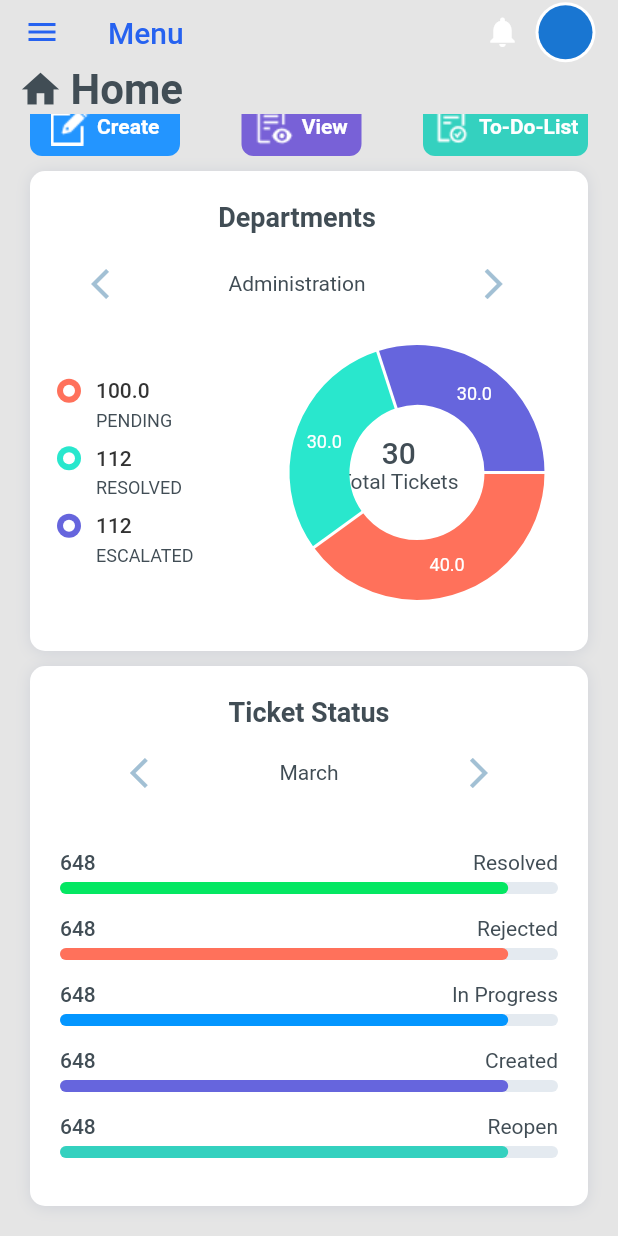
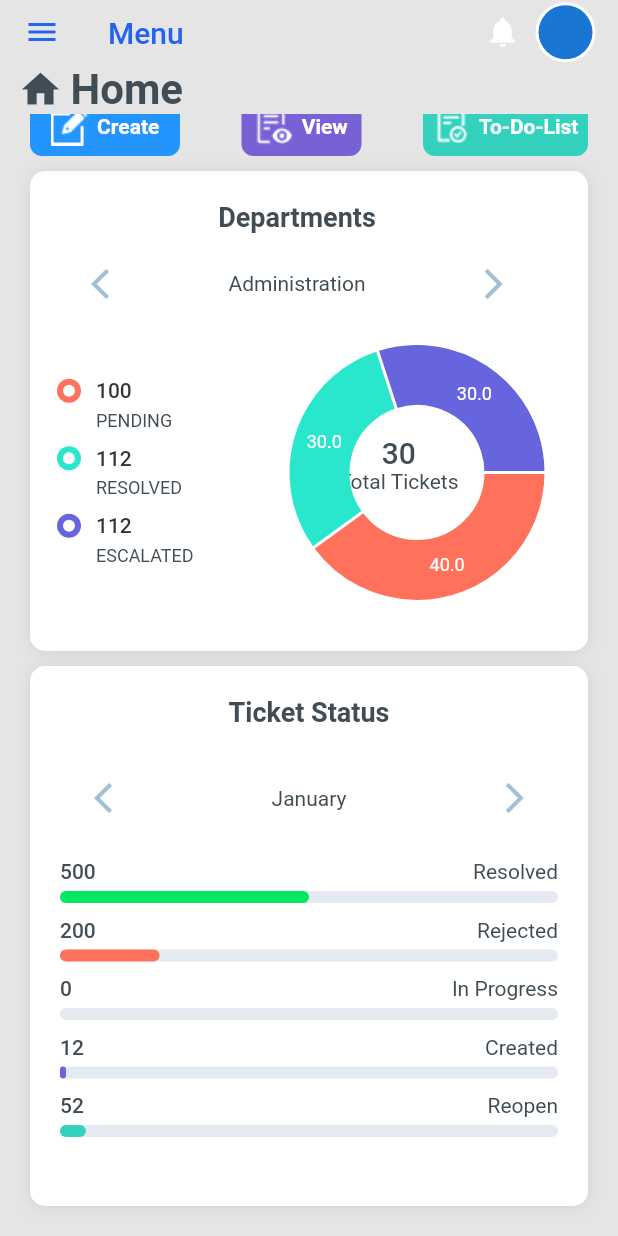
Before and after one commit to faizal6916/help_us_app, a Flutter app: the Dashboard screen opened by its route, scrolled down 207 dp, on a phone screen of 412 x 824 dp. Run offline on Flutter 3.47's test engine with Material 2 defaults, Android fonts, the light colour scheme and no system bars; drawn by our look-alikes of fl_chart, percent_indicator; our stand-ins replace file_picker.

Commit message:
status widget replaced

```diff
--- a/lib/Dashboard.dart
+++ b/lib/Dashboard.dart
@@ -7,6 +7,7 @@ import 'package:percent_indicator/percent_indicator.dart';
 import 'package:fl_chart/fl_chart.dart';
 import 'package:help_us/Widgets/Piechart_section_data.dart';
 import 'package:help_us/Widgets/Department_section_data.dart';
+import 'package:help_us/Widgets/Ticket_status_widget.dart';
 
 
 class Dashboard extends StatefulWidget {
@@ -19,11 +20,29 @@ class Dashboard extends StatefulWidget {
 class _DashboardState extends State<Dashboard> {
   String firstDpt = 'Administration';
   int deptIndex = 0;
+  final double percent = 0.4;
+  final double rejectPercent = 0.2;
   final List<String> deptmnts = [
     'Administration',
     'It',
     'Transport',
     'Accounts'
+  ];
+  int monthIndex = 0;
+  String month = 'January';
+  final List<String> months = [
+    'January',
+    'February',
+    'March',
+    'April',
+    'May',
+    'June',
+    'July',
+    'August',
+    'September',
+    'October',
+    'November',
+    'December',
   ];
   final _scaffoldKey = GlobalKey<ScaffoldState>();
   @override
@@ -402,129 +421,31 @@ class _DashboardState extends State<Dashboard> {
                         children: [
                           Text('Ticket Status',style: TextStyle(color: Color(0xFF414D55),fontSize: 18,fontWeight: FontWeight.bold),),
                           SizedBox(height: 18,),
-                          Row(
-                            mainAxisAlignment: MainAxisAlignment.spaceAround,
-                            children: [
-                              Icon(Icons.arrow_back_ios_outlined,color: Color(0xFFA2C0D4),),
-                              Text('March',style: TextStyle(color: Color(0xFF414D55),fontSize: 14),),
-                              Icon(Icons.arrow_forward_ios_outlined,color: Color(0xFFA2C0D4),),
-                            ],
+                          Container(
+                              width: MediaQuery.of(context).size.width,
+                              height: 60,
+                              padding: EdgeInsets.symmetric(horizontal: 5,vertical: 5),
+                              decoration: BoxDecoration(
+                                borderRadius: BorderRadius.circular(10),
+                                color: Colors.white,
+                              ),
+                              child: SelectorWidget(
+                                values: months,
+                                onChangedValue: (month){
+                                  setState(() {
+                                    this.month = month;
+                                  });
+                                },
+                                onIndexChange: (index){
+                                  setState(() {
+                                    this.monthIndex = index;
+                                    print(monthIndex);
+                                  });
+                                },
+                              )
                           ),
-                          SizedBox(height: 40,),
-                          Column(
-                            crossAxisAlignment: CrossAxisAlignment.start,
-                            children: [
-                              Row(
-                                mainAxisAlignment: MainAxisAlignment.spaceBetween,
-                                children: [
-                                  Text('648',style: TextStyle(color: Color(0xFF414D55),fontWeight: FontWeight.w500,fontSize: 14),),
-                                  Text('Resolved',style: TextStyle(color: Color(0xFF414D55),fontSize: 14,fontWeight: FontWeight.w400),),
-                                ],
-                              ),
-                              SizedBox(height: 5,),
-                              LinearPercentIndicator(
-                                width: MediaQuery.of(context).size.width-80,
-                                lineHeight: 8,
-                                percent: 0.9,
-                                backgroundColor: Color(0xFFE4EAF0),
-                                progressColor: Color(0xFF04E762),
-                                padding: EdgeInsets.zero,
-                                barRadius: Radius.circular(5),
-                              )
-                            ],
-                          ),
-                          SizedBox(height: 15,),
-                          Column(
-                            crossAxisAlignment: CrossAxisAlignment.start,
-                            children: [
-                              Row(
-                                mainAxisAlignment: MainAxisAlignment.spaceBetween,
-                                children: [
-                                  Text('648',style: TextStyle(color: Color(0xFF414D55),fontWeight: FontWeight.w500,fontSize: 14),),
-                                  Text('Rejected',style: TextStyle(color: Color(0xFF414D55),fontSize: 14,fontWeight: FontWeight.w400),),
-                                ],
-                              ),
-                              SizedBox(height: 5,),
-                              LinearPercentIndicator(
-                                width: MediaQuery.of(context).size.width-80,
-                                lineHeight: 8,
-                                percent: 0.9,
-                                backgroundColor: Color(0xFFE4EAF0),
-                                progressColor: Color(0xFFFF715B),
-                                padding: EdgeInsets.zero,
-                                barRadius: Radius.circular(5),
-                              )
-                            ],
-                          ),
-                          SizedBox(height: 15,),
-                          Column(
-                            crossAxisAlignment: CrossAxisAlignment.start,
-                            children: [
-                              Row(
-                                mainAxisAlignment: MainAxisAlignment.spaceBetween,
-                                children: [
-                                  Text('648',style: TextStyle(color: Color(0xFF414D55),fontWeight: FontWeight.w500,fontSize: 14),),
-                                  Text('In Progress',style: TextStyle(color: Color(0xFF414D55),fontSize: 14,fontWeight: FontWeight.w400),),
-                                ],
-                              ),
-                              SizedBox(height: 5,),
-                              LinearPercentIndicator(
-                                width: MediaQuery.of(context).size.width-80,
-                                lineHeight: 8,
-                                percent: 0.9,
-                                backgroundColor: Color(0xFFE4EAF0),
-                                progressColor: Color(0xFF0496FF),
-                                padding: EdgeInsets.zero,
-                                barRadius: Radius.circular(5),
-                              )
-                            ],
-                          ),
-                          SizedBox(height: 15,),
-                          Column(
-                            crossAxisAlignment: CrossAxisAlignment.start,
-                            children: [
-                              Row(
-                                mainAxisAlignment: MainAxisAlignment.spaceBetween,
-                                children: [
-                                  Text('648',style: TextStyle(color: Color(0xFF414D55),fontWeight: FontWeight.w500,fontSize: 14),),
-                                  Text('Created',style: TextStyle(color: Color(0xFF414D55),fontSize: 14,fontWeight: FontWeight.w400),),
-                                ],
-                              ),
-                              SizedBox(height: 5,),
-                              LinearPercentIndicator(
-                                width: MediaQuery.of(context).size.width-80,
-                                lineHeight: 8,
-                                percent: 0.9,
-                                backgroundColor: Color(0xFFE4EAF0),
-                                progressColor: Color(0xFF6665DD),
-                                padding: EdgeInsets.zero,
-                                barRadius: Radius.circular(5),
-                              )
-                            ],
-                          ),
-                          SizedBox(height: 15,),
-                          Column(
-                            crossAxisAlignment: CrossAxisAlignment.start,
-                            children: [
-                              Row(
-                                mainAxisAlignment: MainAxisAlignment.spaceBetween,
-                                children: [
-                                  Text('648',style: TextStyle(color: Color(0xFF414D55),fontWeight: FontWeight.w500,fontSize: 14),),
-                                  Text('Reopen',style: TextStyle(color: Color(0xFF414D55),fontSize: 14,fontWeight: FontWeight.w400),),
-                                ],
-                              ),
-                              SizedBox(height: 5,),
-                              LinearPercentIndicator(
-                                width: MediaQuery.of(context).size.width-80,
-                                lineHeight: 8,
-                                percent: 0.9,
-                                backgroundColor: Color(0xFFE4EAF0),
-                                progressColor: Color(0xFF34D1BF),
-                                padding: EdgeInsets.zero,
-                                barRadius: Radius.circular(5),
-                              )
-                            ],
-                          ),
+                          SizedBox(height: 10,),
+                          statusBars(),
                         ],
                       ),
                     )
@@ -552,4 +473,22 @@ class _DashboardState extends State<Dashboard> {
 
      }
   }
+
+  Widget statusBars(){
+    return Container(
+      child: Column(
+        children: [
+          TicketStatus(color: Color(0xFF04E762),status: 'Resolved',nos: 500,total: 1000,),
+          SizedBox(height: 10,),
+          TicketStatus(color: Color(0xFFFF715B),status: 'Rejected',nos: 200,total: 1000,),
+          SizedBox(height: 10,),
+          TicketStatus(color: Color(0xFF0496FF),status: 'In Progress',nos: 0,total: 1000,),
+          SizedBox(height: 10,),
+          TicketStatus(color: Color(0xFF6665DD),status: 'Created',nos: 12,total: 1000,),
+          SizedBox(height: 10,),
+          TicketStatus(color: Color(0xFF34D1BF),status: 'Reopen',nos: 52,total: 1000,)
+        ],
+      ),
+    );
+  }
 }
--- a/lib/Widgets/Department_section_data.dart
+++ b/lib/Widgets/Department_section_data.dart
@@ -3,7 +3,7 @@ import 'package:flutter/material.dart';
 import 'package:help_us/Widgets/Piechart_section_data.dart';
 class DepartmentData extends StatefulWidget {
   final String? totalTicket;
-  final double? pendingTcts;
+  final int? pendingTcts;
   const DepartmentData({
     Key? key,
     this.totalTicket,
--- /dev/null
+++ b/lib/Widgets/Ticket_status_widget.dart
@@ -0,0 +1,55 @@
+import 'package:flutter/material.dart';
+import 'package:percent_indicator/percent_indicator.dart';
+
+class TicketStatus extends StatefulWidget {
+  final Color? color;
+  final String? status;
+  final int? nos;
+  final int? total;
+  const TicketStatus({Key? key,
+    this.color,
+    this.status,
+    this.nos,
+    this.total,
+  }) : super(key: key);
+
+  @override
+  State<TicketStatus> createState() => _TicketStatusState();
+}
+
+class _TicketStatusState extends State<TicketStatus> {
+  //double percent = percentage();
+  @override
+
+  @override
+  Widget build(BuildContext context) {
+    return Column(
+      crossAxisAlignment: CrossAxisAlignment.start,
+      children: [
+        Row(
+          mainAxisAlignment: MainAxisAlignment.spaceBetween,
+          children: [
+            Text(widget.nos.toString(),style: TextStyle(color: Color(0xFF414D55),fontWeight: FontWeight.w500,fontSize: 14),),
+            Text(widget.status.toString(),style: TextStyle(color: Color(0xFF414D55),fontSize: 14,fontWeight: FontWeight.w400),),
+          ],
+        ),
+        SizedBox(height: 5,),
+        LinearPercentIndicator(
+          width: MediaQuery.of(context).size.width-80,
+          lineHeight: 8,
+          percent: percentage(),
+          backgroundColor: Color(0xFFE4EAF0),
+          progressColor: widget.color,
+          padding: EdgeInsets.zero,
+          barRadius: Radius.circular(5),
+        )
+      ],
+    );
+  }
+  double percentage(){
+    final  nos = widget.nos;
+    final total = widget.total;
+    final  perc = ( nos! / total! );
+    return perc;
+  }
+}
```
